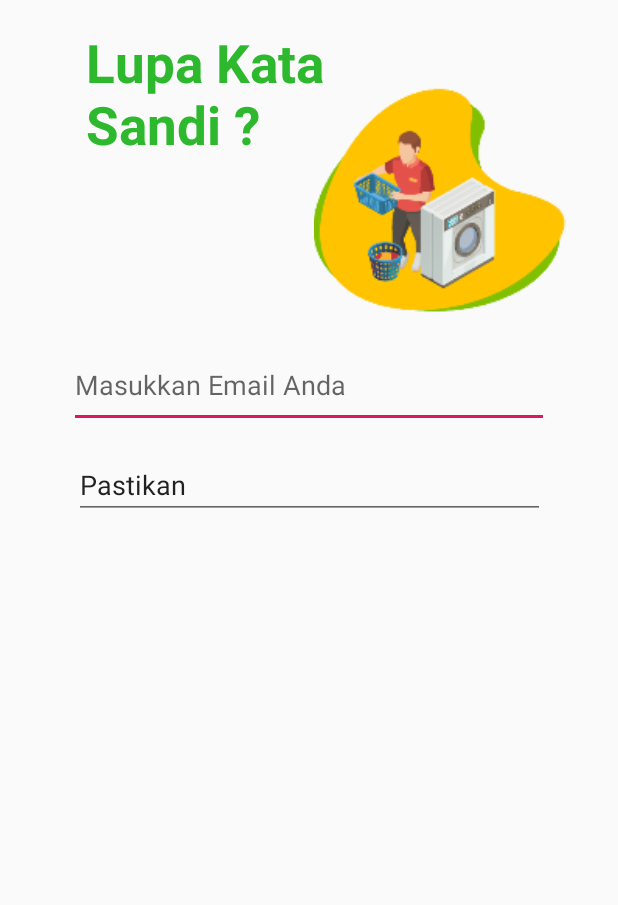
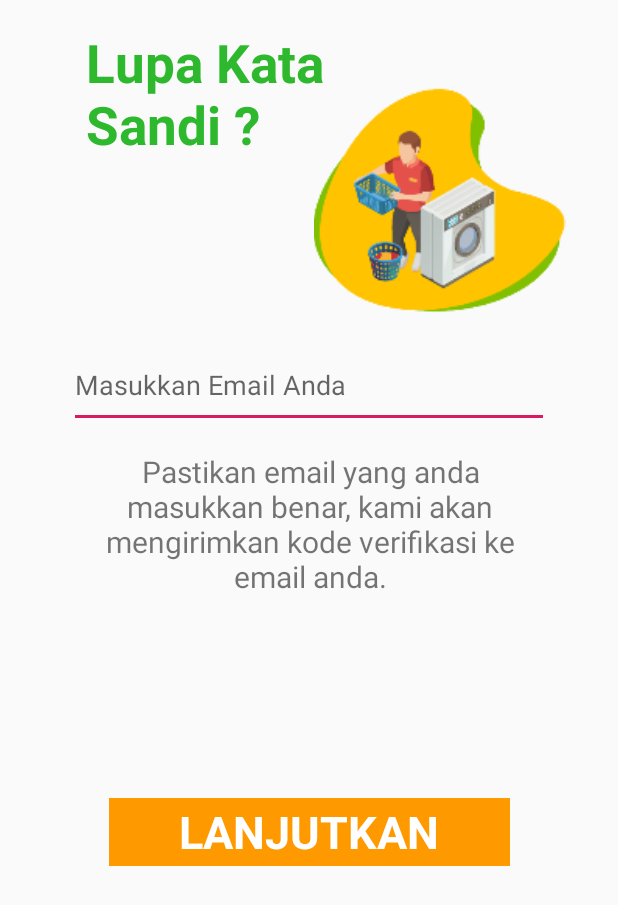
Before and after one commit to WildanE41181398/Kelompok1, an Android app: the layout activity_lupakatasandi.xml on its own in the app's theme, with its tools: preview values and no code run, on a phone screen of 412 x 824 dp. Shown: the top 905 px of the screen. Run offline under Robolectric (Android 15) with nearby library versions, the phone set to English and light mode, and no system bars.

Commit message:
lupakatasandi

```diff
--- a/app/build.gradle
+++ b/app/build.gradle
@@ -5,7 +5,7 @@ android {
     buildToolsVersion "29.0.3"
     defaultConfig {
         applicationId "com.example.kelompok1"
-        minSdkVersion 22
+        minSdkVersion 18
         targetSdkVersion 29
         versionCode 1
         versionName "1.0"
--- a/app/src/main/AndroidManifest.xml
+++ b/app/src/main/AndroidManifest.xml
@@ -9,16 +9,20 @@
         android:roundIcon="@mipmap/ic_launcher_round"
         android:supportsRtl="true"
         android:theme="@style/AppTheme">
-        <activity android:name=".LupakatasandiActivity"></activity>
-        <activity android:name=".LoginActivity" />
-        <activity android:name=".RegisterActivity" />
-        <activity android:name=".MainActivity">
+        <activity android:name=".LupakatasandiActivity">
             <intent-filter>
                 <action android:name="android.intent.action.MAIN" />
 
                 <category android:name="android.intent.category.LAUNCHER" />
             </intent-filter>
         </activity>
+        <activity android:name=".LoginActivity">
+        </activity>
+        <activity android:name=".RegisterActivity">
+        </activity>
+        <activity android:name=".MainActivity">
+
+        </activity>
     </application>
 
 </manifest>
--- a/app/src/main/res/layout/activity_login.xml
+++ b/app/src/main/res/layout/activity_login.xml
@@ -54,8 +54,7 @@
         app:layout_constraintEnd_toEndOf="parent"
         app:layout_constraintHorizontal_bias="0.508"
         app:layout_constraintStart_toStartOf="parent"
-        app:layout_constraintTop_toBottomOf="@+id/imageView"
-        android:passwordToggleTint="#2eb82e" />
+        app:layout_constraintTop_toBottomOf="@+id/imageView"/>
 
     <EditText
         android:id="@+id/editText2"
--- a/app/src/main/res/layout/activity_lupakatasandi.xml
+++ b/app/src/main/res/layout/activity_lupakatasandi.xml
@@ -54,23 +54,42 @@
         app:layout_constraintEnd_toEndOf="parent"
         app:layout_constraintHorizontal_bias="0.508"
         app:layout_constraintStart_toStartOf="parent"
-        app:layout_constraintTop_toBottomOf="@+id/imageView"
-        android:passwordToggleTint="#2eb82e" />
+        app:layout_constraintTop_toBottomOf="@+id/imageView"/>
 
-    <EditText
-        android:id="@+id/editText"
-        android:layout_width="314dp"
-        android:layout_height="44dp"
+    <TextView
+        android:id="@+id/textView"
+        android:layout_width="312dp"
+        android:layout_height="109dp"
         android:layout_marginStart="74dp"
         android:layout_marginEnd="74dp"
-        android:ems="10"
-        android:inputType="textPersonName"
-        android:text="Pastikan"
+        android:text="Pastikan email yang anda masukkan benar, kami akan mengirimkan kode verifikasi ke email anda."
+        android:textSize="20dp"
+        android:gravity="center"
         app:layout_constraintBottom_toBottomOf="parent"
         app:layout_constraintEnd_toEndOf="parent"
         app:layout_constraintHorizontal_bias="0.494"
         app:layout_constraintStart_toStartOf="parent"
         app:layout_constraintTop_toBottomOf="@+id/editText1"
-        app:layout_constraintVertical_bias="0.034" />
+        app:layout_constraintVertical_bias="0.021" />
+
+    <TextView
+        android:id="@+id/textView3"
+        android:layout_width="267dp"
+        android:layout_height="45dp"
+        android:layout_marginBottom="8dp"
+        android:background="#FF9900"
+        android:gravity="center"
+        android:text="LANJUTKAN"
+        android:textAlignment="center"
+        android:textColor="@android:color/background_light"
+        android:textSize="30sp"
+        android:textStyle="bold"
+        app:fontFamily="sans-serif"
+        app:layout_constraintBottom_toBottomOf="parent"
+        app:layout_constraintEnd_toEndOf="parent"
+        app:layout_constraintStart_toStartOf="parent"
+        app:layout_constraintTop_toBottomOf="@+id/textView"
+        app:layout_constraintVertical_bias="0.35" />
+
 
 </androidx.constraintlayout.widget.ConstraintLayout>
--- a/app/src/main/res/values/colors.xml
+++ b/app/src/main/res/values/colors.xml
@@ -1,6 +1,6 @@
 <?xml version="1.0" encoding="utf-8"?>
 <resources>
-    <color name="colorPrimary">#008577</color>
+    <color name="colorPrimary">#FF9900</color>
     <color name="colorPrimaryDark">#00574B</color>
     <color name="colorAccent">#D81B60</color>
     <color name="kuning">#ffc300</color>
```
